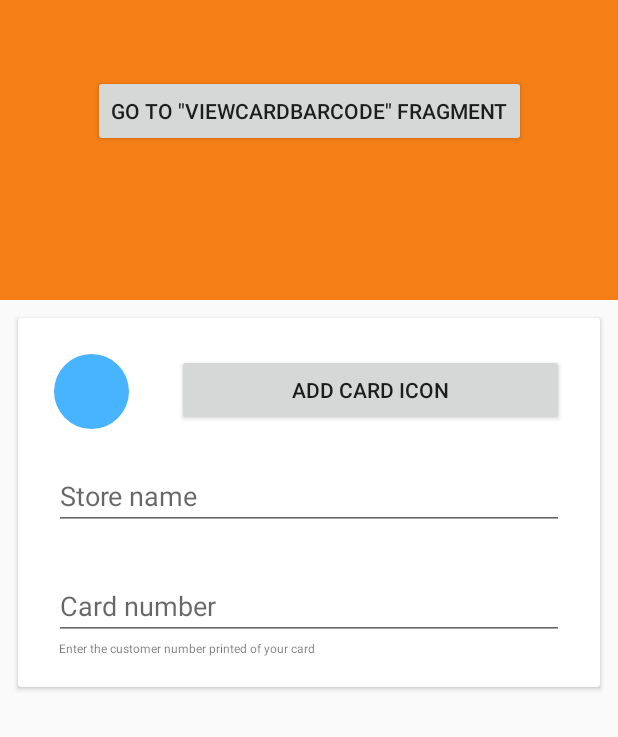
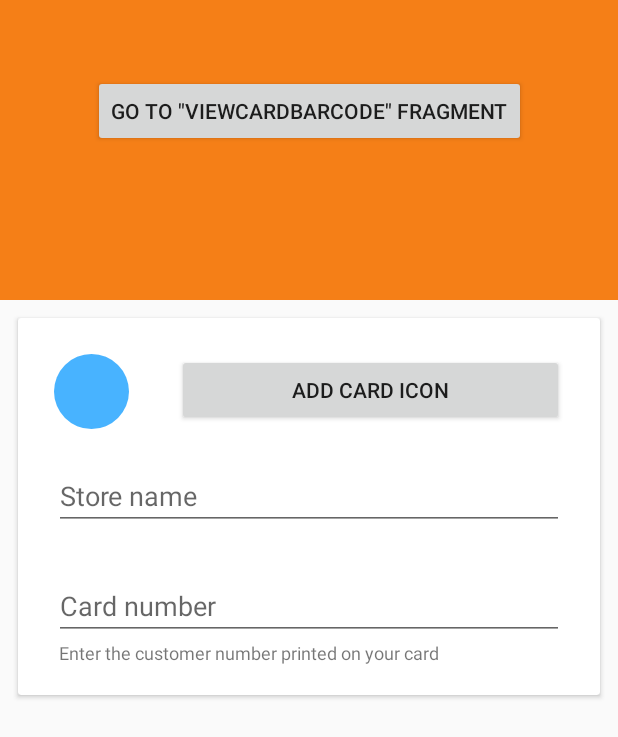
Before and after one commit to Hoegsgaard/Medlemskort, an Android app: the CreateCardInputFragment screen opened through its navigation route, on a phone screen of 412 x 824 dp. Shown: the top 737 px of the screen. Run offline under Robolectric (Android 15) with nearby library versions, the phone set to English and light mode, and no system bars; our stand-ins replace data binding.

Commit message:
Updated ID's and String Resources for fragment_create_card_input

```diff
--- a/app/src/main/java/com/example/medlemskort/CreateCardInputFragment.kt
+++ b/app/src/main/java/com/example/medlemskort/CreateCardInputFragment.kt
@@ -21,7 +21,7 @@ class CreateCardInputFragment : Fragment() {
             inflater, R.layout.fragment_create_card_input, container, false
         )
 
-        binding.button9.setOnClickListener { view: View ->
+        binding.goToViewBarcodeButton.setOnClickListener { view: View ->
             Navigation.findNavController(view)
                 .navigate(R.id.action_fragment_create_card_input_to_fragment_view_card_barcode)
         }
--- a/app/src/main/res/layout/fragment_create_card_input.xml
+++ b/app/src/main/res/layout/fragment_create_card_input.xml
@@ -12,9 +12,10 @@
     <!-- TODO: Update blank fragment layout -->
 
     <ImageView
-        android:id="@+id/imageView3"
+        android:id="@+id/header_imageview"
         android:layout_width="0dp"
         android:layout_height="200dp"
+        android:contentDescription="@string/create_card_input_header_description"
         app:layout_constraintEnd_toEndOf="parent"
         app:layout_constraintHorizontal_bias="0.0"
         app:layout_constraintStart_toStartOf="parent"
@@ -22,14 +23,14 @@
         app:srcCompat="?attr/colorPrimary" />
 
     <Button
-        android:id="@+id/button9"
+        android:id="@+id/goToViewBarcode_button"
         android:layout_width="wrap_content"
         android:layout_height="wrap_content"
         android:layout_marginTop="50dp"
         android:text='GO TO "ViewCardBarcode" Fragment'
         app:layout_constraintEnd_toEndOf="parent"
         app:layout_constraintStart_toStartOf="parent"
-        app:layout_constraintTop_toTopOf="@+id/imageView3" />
+        app:layout_constraintTop_toTopOf="@+id/header_imageview" />
 
     <androidx.cardview.widget.CardView
         android:id="@+id/cardView"
@@ -40,7 +41,7 @@
         android:layout_marginEnd="12dp"
         app:layout_constraintEnd_toEndOf="parent"
         app:layout_constraintStart_toStartOf="parent"
-        app:layout_constraintTop_toBottomOf="@+id/imageView3">
+        app:layout_constraintTop_toBottomOf="@+id/header_imageview">
 
         <androidx.constraintlayout.widget.ConstraintLayout
             android:layout_width="match_parent"
@@ -48,24 +49,26 @@
             android:paddingBottom="20dp">
 
             <ImageView
-                android:id="@+id/imageView4"
+                android:id="@+id/circle_imageview"
                 android:layout_width="50dp"
                 android:layout_height="50dp"
                 android:layout_marginStart="24dp"
                 android:layout_marginTop="24dp"
+                android:contentDescription="@string/create_card_input_circle_description"
                 app:layout_constraintStart_toStartOf="parent"
                 app:layout_constraintTop_toTopOf="parent"
                 app:srcCompat="@drawable/circle" />
 
             <EditText
-                android:id="@+id/editText"
+                android:id="@+id/store_name_edittext"
                 android:layout_width="0dp"
                 android:layout_height="wrap_content"
                 android:layout_marginStart="24dp"
                 android:layout_marginTop="24dp"
                 android:layout_marginEnd="24dp"
+                tools:ignore="Autofill"
                 android:ems="10"
-                android:hint="Store name"
+                android:hint="@string/create_card_input_storename_hint"
                 android:inputType="textPersonName"
                 app:layout_constraintEnd_toEndOf="parent"
                 app:layout_constraintHorizontal_bias="0.0"
@@ -73,19 +76,20 @@
                 app:layout_constraintTop_toBottomOf="@+id/addCard_button" />
 
             <EditText
-                android:id="@+id/editText2"
+                android:id="@+id/card_number_edittext"
                 android:layout_width="0dp"
                 android:layout_height="wrap_content"
                 android:layout_marginStart="24dp"
                 android:layout_marginTop="28dp"
                 android:layout_marginEnd="24dp"
+                tools:ignore="Autofill"
                 android:ems="10"
-                android:hint="Card number"
-                android:inputType="textPersonName"
+                android:hint="@string/create_card_input_cardnumber_hint"
+                android:inputType="number|textPersonName"
                 app:layout_constraintEnd_toEndOf="parent"
                 app:layout_constraintHorizontal_bias="0.0"
                 app:layout_constraintStart_toStartOf="parent"
-                app:layout_constraintTop_toBottomOf="@+id/editText" />
+                app:layout_constraintTop_toBottomOf="@+id/store_name_edittext" />
 
             <Button
                 android:id="@+id/addCard_button"
@@ -94,20 +98,21 @@
                 android:layout_marginStart="32dp"
                 android:layout_marginTop="24dp"
                 android:layout_marginEnd="24dp"
-                android:text="Add card icon"
+                android:text="@string/create_card_input_addcardicon_button"
                 app:layout_constraintEnd_toEndOf="parent"
-                app:layout_constraintStart_toEndOf="@+id/imageView4"
+                app:layout_constraintStart_toEndOf="@+id/circle_imageview"
                 app:layout_constraintTop_toTopOf="parent" />
 
             <TextView
-                android:id="@+id/textView"
+                android:id="@+id/remindertext_textView"
                 android:layout_width="wrap_content"
                 android:layout_height="wrap_content"
                 android:paddingStart="3dp"
-                android:text="Enter the customer number printed of your card"
-                android:textSize="8sp"
-                app:layout_constraintStart_toStartOf="@+id/editText2"
-                app:layout_constraintTop_toBottomOf="@+id/editText2" />
+                android:paddingEnd="3dp"
+                android:text="@string/create_card_input_remindertext"
+                android:textSize="12sp"
+                app:layout_constraintStart_toStartOf="@+id/card_number_edittext"
+                app:layout_constraintTop_toBottomOf="@+id/card_number_edittext" />
 
         </androidx.constraintlayout.widget.ConstraintLayout>
     </androidx.cardview.widget.CardView>
--- a/app/src/main/res/values/strings.xml
+++ b/app/src/main/res/values/strings.xml
@@ -9,4 +9,10 @@
 
     <!-- TODO: Remove or change this placeholder text -->
     <string name="hello_blank_fragment">Hello blank fragment</string>
+    <string name="create_card_input_storename_hint">Store name</string>
+    <string name="create_card_input_cardnumber_hint">Card number</string>
+    <string name="create_card_input_remindertext">Enter the customer number printed on your card</string>
+    <string name="create_card_input_addcardicon_button">Add Card Icon</string>
+    <string name="create_card_input_circle_description">A round circle to indicate the color chosen for the card.</string>
+    <string name="create_card_input_header_description">A big color to indicate the color you have chosen for your card.</string>
 </resources>
```
